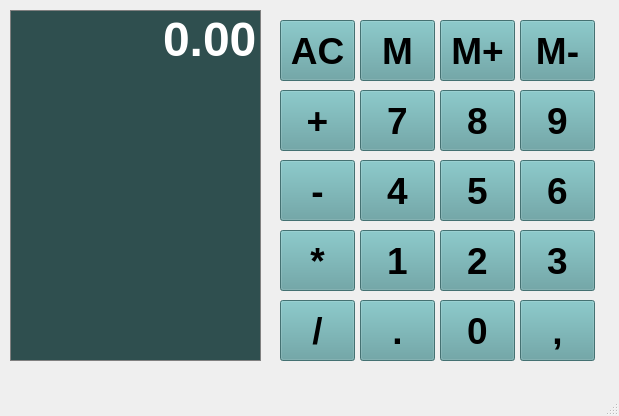
The window that Calculator/calcd.ui (mateusribeirocampos/Calcd_Qt) describes before a commit, drawn with Qt 5.
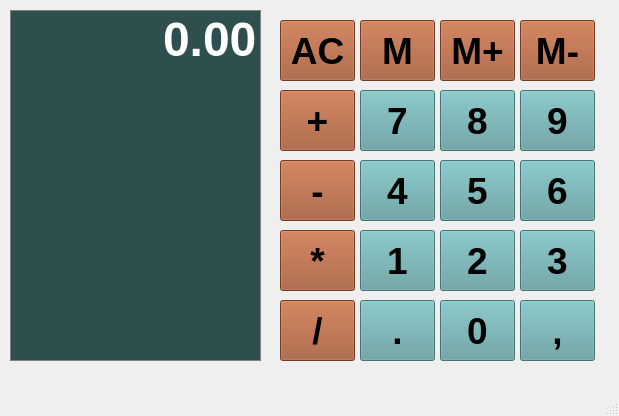
The same window after the commit.

Commit message: Advances in ui and QPushBotton

What changed in the file:
```diff
--- a/Calculator/calcd.ui
+++ b/Calculator/calcd.ui
@@ -368,7 +368,7 @@
     </property>
     <property name="styleSheet">
      <string notr="true">QPushButton{
-	background-color: #5F9EA0;
+	background-color: #A0522D;
 	boder: 1px solid blue;
 	padding: 5px
 }
@@ -395,7 +395,7 @@
     </property>
     <property name="styleSheet">
      <string notr="true">QPushButton{
-	background-color: #5F9EA0;
+	background-color: #A0522D;
 	boder: 1px solid blue;
 	padding: 5px
 }
@@ -422,7 +422,7 @@
     </property>
     <property name="styleSheet">
      <string notr="true">QPushButton{
-	background-color: #5F9EA0;
+	background-color: #A0522D;
 	boder: 1px solid blue;
 	padding: 5px
 }
@@ -449,7 +449,7 @@
     </property>
     <property name="styleSheet">
      <string notr="true">QPushButton{
-	background-color: #5F9EA0;
+	background-color: #A0522D;
 	boder: 1px solid blue;
 	padding: 5px
 }
@@ -476,7 +476,7 @@
     </property>
     <property name="styleSheet">
      <string notr="true">QPushButton{
-	background-color: #5F9EA0;
+	background-color: #A0522D;
 	boder: 1px solid blue;
 	padding: 5px
 }
@@ -536,7 +536,7 @@
     </property>
     <property name="styleSheet">
      <string notr="true">QPushButton{
-	background-color: #5F9EA0;
+	background-color: #A0522D;
 	boder: 1px solid blue;
 	padding: 5px
 }
@@ -563,7 +563,7 @@
     </property>
     <property name="styleSheet">
      <string notr="true">QPushButton{
-	background-color: #5F9EA0;
+	background-color: #A0522D;
 	boder: 1px solid blue;
 	padding: 5px
 }
@@ -590,7 +590,7 @@
     </property>
     <property name="styleSheet">
      <string notr="true">QPushButton{
-	background-color: #5F9EA0;
+	background-color: #A0522D;
 	boder: 1px solid blue;
 	padding: 5px
 }
```
Left out of the diff: 6 changed lines with no effect on the pictures. The commit also changes 2 other files.
